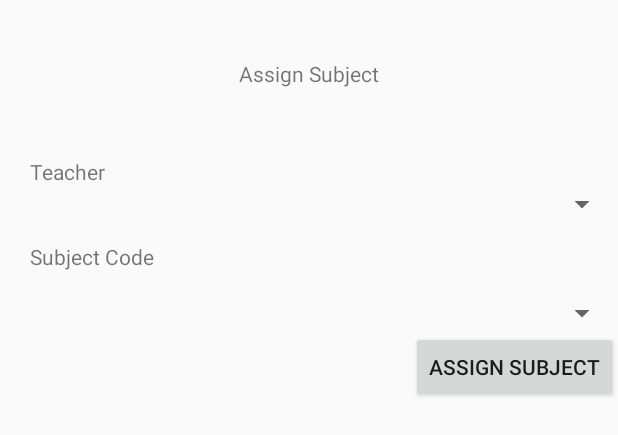
After one commit to TomTonTech/sam, an Android app: the layout activity_assign.xml on its own in the app's theme, with its tools: preview values and no code run, on a phone screen of 412 x 824 dp. The commit adds this screen. Shown: the top 435 px of the screen. Run offline under Robolectric (Android 15) with nearby library versions, the phone set to English and light mode, and no system bars.

Commit message:
project final_assign

```diff
--- a/app/src/main/java/com/example/fathima/tomton/MainActivity.java
+++ b/app/src/main/java/com/example/fathima/tomton/MainActivity.java
@@ -28,7 +28,7 @@ import java.net.URL;
 public class MainActivity extends AppCompatActivity {
 
     // CONNECTION_TIMEOUT and READ_TIMEOUT are in milliseconds
-    public static final String URL_ADDR="http://10.0.2.2/android1/";
+    public static final String URL_ADDR="http://192.168.43.156/android1/";
     public static final String APK_ADDR="http://192.168.1.100/apk/";
     public static final int CONNECTION_TIMEOUT=10000;
     public static final int READ_TIMEOUT=15000;
@@ -136,8 +136,10 @@ public class MainActivity extends AppCompatActivity {
                     String line;
                     while ((line = reader.readLine()) != null) {
                         result.append(line);
+
                     }
                     return(result.toString());
+
                 }else{
                     return("unsuccessful");
                 }
--- /dev/null
+++ b/app/src/main/res/layout/activity_assign.xml
@@ -0,0 +1,58 @@
+<?xml version="1.0" encoding="utf-8"?>
+<RelativeLayout xmlns:android="http://schemas.android.com/apk/res/android"
+    android:orientation="vertical" android:layout_width="match_parent"
+    android:layout_height="match_parent">
+
+
+    <TextView
+        android:text="Assign Subject"
+        android:layout_width="wrap_content"
+        android:layout_height="wrap_content"
+        android:layout_alignParentTop="true"
+        android:layout_centerHorizontal="true"
+        android:layout_marginTop="39dp"
+        android:id="@+id/textView24" />
+
+    <TextView
+        android:text="Teacher"
+        android:layout_width="wrap_content"
+        android:layout_height="wrap_content"
+        android:layout_marginStart="20dp"
+        android:layout_marginTop="46dp"
+        android:id="@+id/textView25"
+        android:layout_below="@+id/textView24"
+        android:layout_alignParentStart="true" />
+
+    <Spinner
+        android:layout_width="match_parent"
+        android:layout_height="wrap_content"
+        android:id="@+id/spinner_teacher"
+        android:layout_below="@+id/textView25"
+        android:layout_alignStart="@+id/textView25" />
+
+    <TextView
+        android:text="Subject Code"
+        android:layout_width="wrap_content"
+        android:layout_height="wrap_content"
+        android:id="@+id/textView26"
+        android:layout_below="@+id/spinner_teacher"
+        android:layout_alignStart="@+id/spinner_teacher"
+        android:layout_marginTop="13dp" />
+
+    <Spinner
+        android:layout_width="match_parent"
+        android:layout_height="wrap_content"
+        android:layout_marginTop="16dp"
+        android:id="@+id/spinner_subject"
+        android:layout_below="@+id/textView26"
+        android:layout_alignStart="@+id/textView26" />
+
+    <Button
+        android:text="Assign Subject"
+        android:layout_width="wrap_content"
+        android:layout_height="wrap_content"
+        android:id="@+id/button2"
+        android:layout_below="@+id/spinner_subject"
+        android:layout_alignParentEnd="true"
+        android:onClick="clkAssing" />
+</RelativeLayout>
--- a/app/src/main/res/layout/activity_main_window.xml
+++ b/app/src/main/res/layout/activity_main_window.xml
@@ -80,7 +80,7 @@
             android:layout_height="match_parent"
             android:layout_weight="1"
             android:background="#6F9294"
-            android:onClick="messageFunction"
+            android:onClick="assignFunction"
             android:id="@+id/rlassign">
             <ImageView
                 android:layout_width="wrap_content"
--- a/app/src/main/res/values/strings.xml
+++ b/app/src/main/res/values/strings.xml
@@ -21,7 +21,6 @@
     <string name="textView_status">Status</string>
 
     <!-- TODO: Remove or change this placeholder text -->
-
 
 
     <string name="name">Name</string>
```
Also changed, not shown: app/src/main/AndroidManifest.xml (+5 -3 lines), app/src/main/java/com/example/fathima/tomton/AssignActivity.java (added, +205 -0 lines), app/src/main/java/com/example/fathima/tomton/DatabaseHelper.java (+17 -0 lines), app/src/main/java/com/example/fathima/tomton/MainWindow.java (+11 -1 lines), app/src/main/java/com/example/fathima/tomton/SqliteSelect.java (+7 -0 lines), 1 other file.
